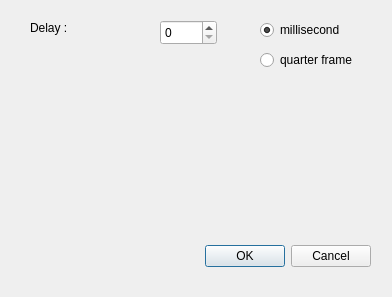
JokerSync/Joker, file app/Joker/PreferencesDialog.ui: the form before one commit.
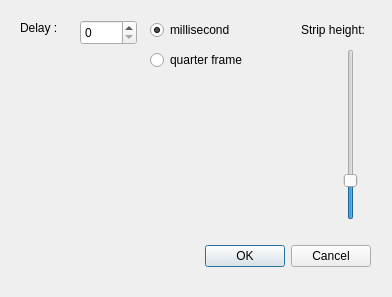
The form after the commit.

Commit message: add a stripHeight setting

Diff of the .ui file:
```diff
--- a/app/Joker/PreferencesDialog.ui
+++ b/app/Joker/PreferencesDialog.ui
@@ -32,7 +32,7 @@
   <widget class="QSpinBox" name="delaySpinBox">
    <property name="geometry">
     <rect>
-     <x>160</x>
+     <x>80</x>
      <y>20</y>
      <width>57</width>
      <height>25</height>
@@ -45,7 +45,7 @@
   <widget class="QLabel" name="label">
    <property name="geometry">
     <rect>
-     <x>30</x>
+     <x>20</x>
      <y>20</y>
      <width>62</width>
      <height>16</height>
@@ -58,7 +58,7 @@
   <widget class="QRadioButton" name="useMillisecondRadioButton">
    <property name="geometry">
     <rect>
-     <x>260</x>
+     <x>150</x>
      <y>20</y>
      <width>102</width>
      <height>20</height>
@@ -74,7 +74,7 @@
   <widget class="QRadioButton" name="useQuarterFrameRadioButton">
    <property name="geometry">
     <rect>
-     <x>260</x>
+     <x>150</x>
      <y>50</y>
      <width>121</width>
      <height>20</height>
@@ -84,6 +84,35 @@
     <string>quarter frame</string>
    </property>
   </widget>
+  <widget class="QSlider" name="stripHeightSlider">
+   <property name="geometry">
+    <rect>
+     <x>340</x>
+     <y>49</y>
+     <width>22</width>
+     <height>171</height>
+    </rect>
+   </property>
+   <property name="value">
+    <number>20</number>
+   </property>
+   <property name="orientation">
+    <enum>Qt::Vertical</enum>
+   </property>
+  </widget>
+  <widget class="QLabel" name="stripHeightLabel">
+   <property name="geometry">
+    <rect>
+     <x>301</x>
+     <y>20</y>
+     <width>81</width>
+     <height>20</height>
+    </rect>
+   </property>
+   <property name="text">
+    <string>Strip height:</string>
+   </property>
+  </widget>
  </widget>
  <resources/>
  <connections>
```
The commit also changes 5 other files.
